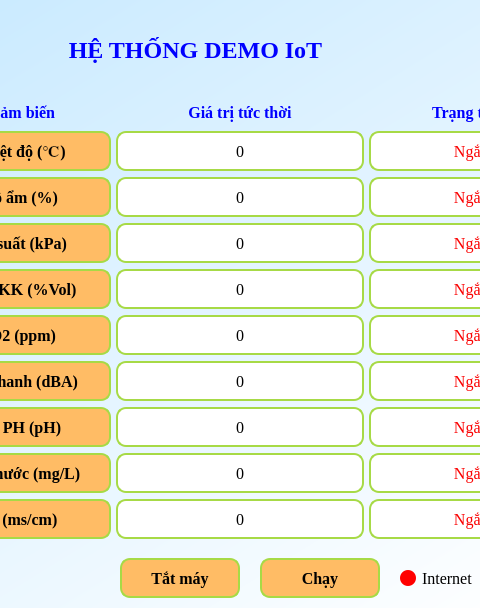
Old version of the form iot.ui in the repository sonmasterj/iot; both pictures show x 346 to 826 and y 0 to 608 of the 983 by 608 pixel window.
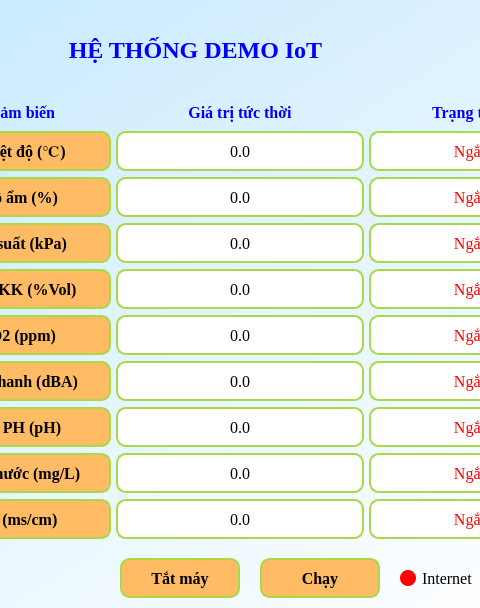
New version of the form. Icons and pictures are not drawn.

```diff
--- a/iot.ui
+++ b/iot.ui
@@ -594,7 +594,7 @@
 }</string>
                 </property>
                 <property name="text">
-                 <string>0</string>
+                 <string>0.0</string>
                 </property>
                 <property name="alignment">
                  <set>Qt::AlignCenter</set>
@@ -662,7 +662,7 @@
 }</string>
                 </property>
                 <property name="text">
-                 <string>0</string>
+                 <string>0.0</string>
                 </property>
                 <property name="alignment">
                  <set>Qt::AlignCenter</set>
@@ -697,7 +697,7 @@
 }</string>
                 </property>
                 <property name="text">
-                 <string>0</string>
+                 <string>0.0</string>
                 </property>
                 <property name="alignment">
                  <set>Qt::AlignCenter</set>
@@ -916,7 +916,7 @@
 }</string>
                 </property>
                 <property name="text">
-                 <string>0</string>
+                 <string>0.0</string>
                 </property>
                 <property name="alignment">
                  <set>Qt::AlignCenter</set>
@@ -1059,7 +1059,7 @@
 }</string>
                 </property>
                 <property name="text">
-                 <string>0</string>
+                 <string>0.0</string>
                 </property>
                 <property name="alignment">
                  <set>Qt::AlignCenter</set>
@@ -1167,7 +1167,7 @@
 }</string>
                 </property>
                 <property name="text">
-                 <string>0</string>
+                 <string>0.0</string>
                 </property>
                 <property name="alignment">
                  <set>Qt::AlignCenter</set>
@@ -1271,7 +1271,7 @@
 }</string>
                 </property>
                 <property name="text">
-                 <string>0</string>
+                 <string>0.0</string>
                 </property>
                 <property name="alignment">
                  <set>Qt::AlignCenter</set>
@@ -1306,7 +1306,7 @@
 }</string>
                 </property>
                 <property name="text">
-                 <string>0</string>
+                 <string>0.0</string>
                 </property>
                 <property name="alignment">
                  <set>Qt::AlignCenter</set>
@@ -1341,7 +1341,7 @@
 }</string>
                 </property>
                 <property name="text">
-                 <string>0</string>
+                 <string>0.0</string>
                 </property>
                 <property name="alignment">
                  <set>Qt::AlignCenter</set>
```
